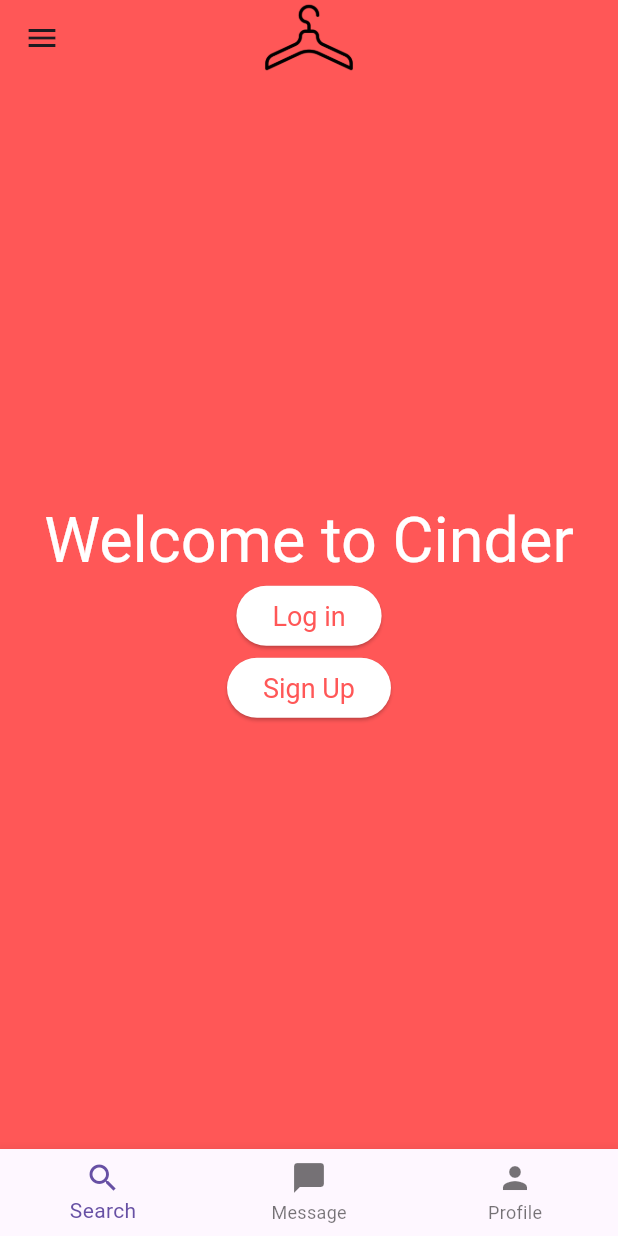
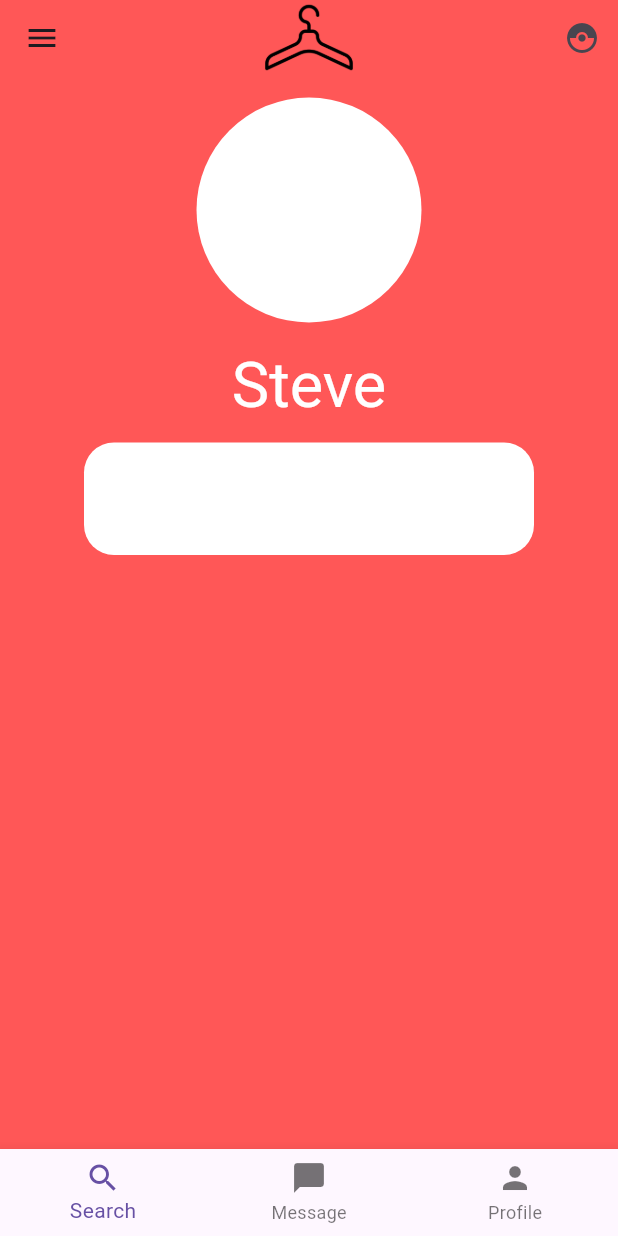
Before and after one commit to Fiversity-1/StyleSwap, a Flutter app: the screen it shows after launch, after a tap on "Sign Up", on a phone screen of 412 x 824 dp. Run offline on Flutter 3.47's test engine with Material 3 defaults, Android fonts, the phone set to English and light mode, and no system bars.

Commit message:
Started working on profile, added placeholder for top right corner button

```diff
--- a/lib/main.dart
+++ b/lib/main.dart
@@ -1,6 +1,7 @@
 import 'package:flutter/material.dart';
 import 'package:clothing_swap/pages/startpage.dart';
 import 'package:clothing_swap/pages/signup.dart';
+import 'package:clothing_swap/pages/profile.dart';
 
 void main() {
   runApp(const MyApp());
@@ -31,6 +32,7 @@ class MyApp extends StatelessWidget {
       routes: {
         '/signup': (context) => const SignUp(title: 'SignUp'),
         '/startpage': (context) => const StartPage(title: 'StartPage'),
+        '/profile': (context) => const Profile(title: 'profile'),
       },
       debugShowCheckedModeBanner: false,
     );
--- /dev/null
+++ b/lib/pages/profile.dart
@@ -0,0 +1,56 @@
+// profile.dart
+import 'package:clothing_swap/widgets/custom_bottom_nav_bar.dart';
+import 'package:clothing_swap/widgets/custom_top_app_bar.dart';
+import 'package:flutter/material.dart';
+
+class Profile extends StatelessWidget {
+  const Profile({super.key, required this.title});
+  final String title;
+
+  @override
+  Widget build(BuildContext context) {
+    return Scaffold(
+      backgroundColor: const Color.fromRGBO(255, 87, 87, 1),
+      bottomNavigationBar: const CustomBottomNavBar(),
+      appBar: PreferredSize(
+        preferredSize: const Size.fromHeight(50),
+        child: const CustomTopAppBar(),
+      ),
+      body: Center(
+        child: Column(
+          children: [
+            Padding(
+              padding: EdgeInsets.all(15.0),
+              child: Container(
+                height: 150,
+                width: 180,
+                decoration:
+                    BoxDecoration(shape: BoxShape.circle, color: Colors.white),
+              ),
+            ),
+            Container(
+              height: 50,
+              width: 180,
+              child: Text(
+                'Steve',
+                style: Theme.of(context).textTheme.headlineLarge,
+                textAlign: TextAlign.center,
+              ),
+            ),
+            Padding(
+              padding: EdgeInsets.all(15.0),
+              child: Container(
+                height: 75,
+                width: 300,
+                decoration: BoxDecoration(
+                    shape: BoxShape.rectangle,
+                    color: Colors.white,
+                    borderRadius: BorderRadius.circular(20)),
+              ),
+            ),
+          ],
+        ),
+      ),
+    );
+  }
+}
--- a/lib/pages/startpage.dart
+++ b/lib/pages/startpage.dart
@@ -32,7 +32,9 @@ class StartPage extends StatelessWidget {
               child: const Text('Log in'),
             ),
             ElevatedButton(
-              onPressed: () {},
+              onPressed: () {
+                Navigator.pushNamed(context, '/profile');
+              },
               child: const Text('Sign Up'),
             ),
           ],
--- a/lib/widgets/custom_top_app_bar.dart
+++ b/lib/widgets/custom_top_app_bar.dart
@@ -14,6 +14,9 @@ class CustomTopAppBar extends StatelessWidget {
       ),
       centerTitle: true,
       leading: IconButton(onPressed: () {}, icon: const Icon(Icons.menu)),
+      actions: [
+        IconButton(onPressed: () {}, icon: const Icon(Icons.catching_pokemon))
+      ],
     );
   }
 }
```
